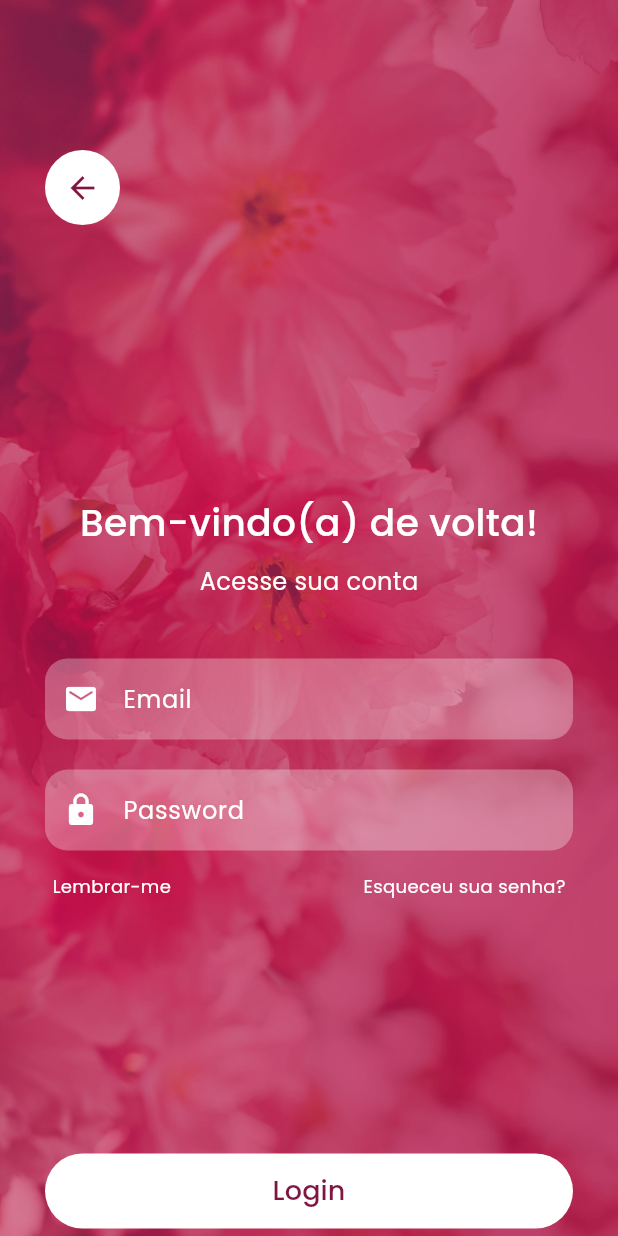
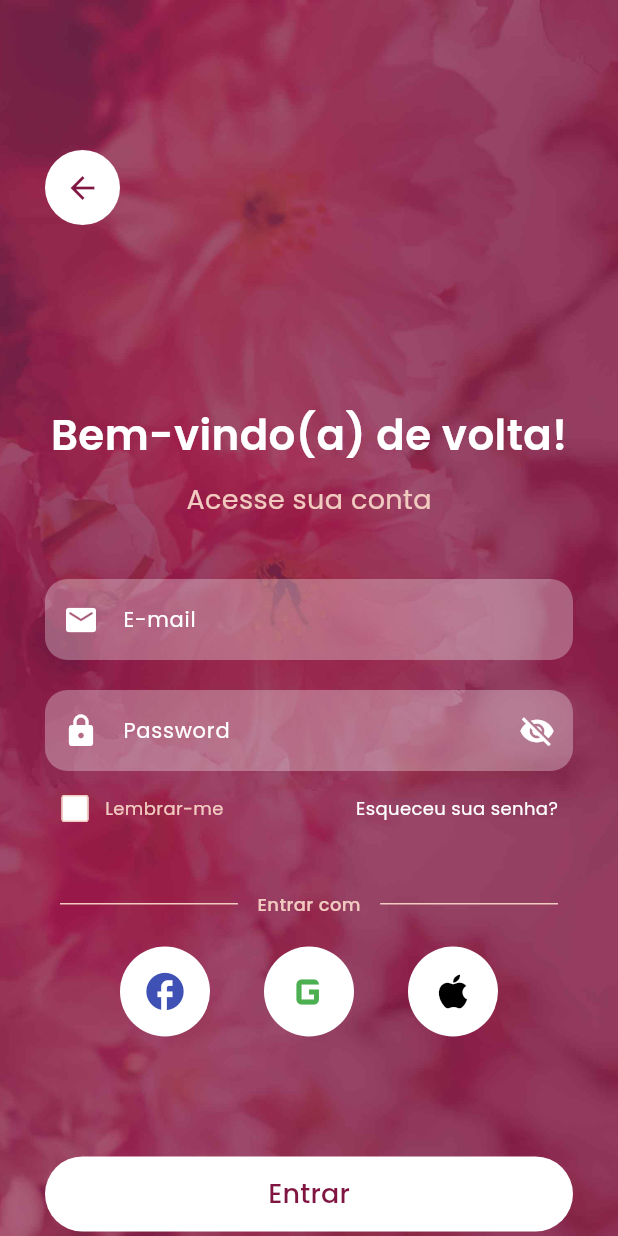
Before and after one commit to guylhermed/espaco_eleva, a Flutter app: the Login screen opened directly, on a phone screen of 412 x 824 dp. Run offline on Flutter 3.47's test engine with Material 3 defaults, Android fonts, the phone set to English and light mode, and no system bars.

Commit message:
feat: register layout

```diff
--- a/lib/helpers/utils.dart
+++ b/lib/helpers/utils.dart
@@ -1,7 +1,10 @@
 import 'package:flutter/cupertino.dart';
 
 //Cores:
+const Color branco = Color(0xFFFFFFFF);
 const Color rosaPrimario = Color(0xFF7F1540);
+const Color rosaSecundario = Color(0xFFF2CBC0);
+const Color rosaBg = Color(0xFFFCD7DF);
 
 //Variáveis Globais
 const String appName = 'Espaço Eleva';
--- a/lib/view/login.dart
+++ b/lib/view/login.dart
@@ -1,8 +1,17 @@
 import 'package:flutter/material.dart';
 import 'package:flutter_espacoeleva_app/helpers/utils.dart';
+import 'package:flutter_espacoeleva_app/view/register.dart';
 
-class Login extends StatelessWidget {
+class Login extends StatefulWidget {
   const Login({Key? key}) : super(key: key);
+
+  @override
+  _LoginState createState() => _LoginState();
+}
+
+class _LoginState extends State<Login> {
+  bool _rememberMe = false;
+  bool _obscurePassword = true;
 
   @override
   Widget build(BuildContext context) {
@@ -13,14 +22,14 @@ class Login extends StatelessWidget {
           Container(
             decoration: const BoxDecoration(
               image: DecorationImage(
-                image: AssetImage('assets/flower_background_2.jpg'),
+                image: AssetImage('assets/flower_background.jpg'),
                 fit: BoxFit.cover,
               ),
             ),
           ),
           SingleChildScrollView(
             child: Padding(
-              padding: const EdgeInsets.symmetric(vertical: 100, horizontal: 30),
+              padding: const EdgeInsets.only(top: 100, left: 30, right: 30),
               child: Column(
                 crossAxisAlignment: CrossAxisAlignment.start,
                 children: [
@@ -49,15 +58,15 @@ class Login extends StatelessWidget {
                     ),
                   ),
                   const Padding(
-                    padding: EdgeInsets.only(top: 180),
+                    padding: EdgeInsets.only(top: 120),
                     child: Align(
                       alignment: Alignment.center,
                       child: Text(
                         'Bem-vindo(a) de volta!',
                         style: TextStyle(
                           color: Colors.white,
-                          fontSize: 25,
-                          fontWeight: FontWeight.w500,
+                          fontSize: 28,
+                          fontWeight: FontWeight.w600,
                         ),
                       ),
                     ),
@@ -69,8 +78,8 @@ class Login extends StatelessWidget {
                       child: Text(
                         'Acesse sua conta',
                         style: TextStyle(
-                          color: Colors.white,
-                          fontSize: 16,
+                          color: rosaSecundario,
+                          fontSize: 18,
                         ),
                       ),
                     ),
@@ -83,8 +92,8 @@ class Login extends StatelessWidget {
                         prefixIcon: const Icon(Icons.email_rounded, color: Colors.white),
                         filled: true,
                         fillColor: Colors.white.withOpacity(0.3),
-                        hintText: 'Email',
-                        hintStyle: const TextStyle(color: Colors.white),
+                        hintText: 'E-mail',
+                        hintStyle: const TextStyle(color: Colors.white, fontSize: 14),
                         border: OutlineInputBorder(
                           borderRadius: BorderRadius.circular(15.0),
                           borderSide: BorderSide.none,
@@ -95,15 +104,21 @@ class Login extends StatelessWidget {
                     ),
                   ),
                   Padding(
-                    padding: const EdgeInsets.symmetric(vertical: 10.0),
-                    child: TextFormField(
-                      obscureText: true,
+                    padding: const EdgeInsets.only(
+                      top: 10,
+                      bottom: 5,
+                    ),
+                    child: Stack(
+                      alignment: Alignment.centerRight,
+                      children: [
+                        TextFormField(
+                          obscureText: _obscurePassword,
                           decoration: InputDecoration(
                             prefixIcon: const Icon(Icons.lock, color: Colors.white),
                             filled: true,
                             fillColor: Colors.white.withOpacity(0.3),
                             hintText: 'Password',
-                        hintStyle: const TextStyle(color: Colors.white),
+                            hintStyle: const TextStyle(color: Colors.white, fontSize: 14),
                             border: OutlineInputBorder(
                               borderRadius: BorderRadius.circular(15.0),
                               borderSide: BorderSide.none,
@@ -112,44 +127,144 @@ class Login extends StatelessWidget {
                           ),
                           style: const TextStyle(color: Colors.white),
                         ),
+                        IconButton(
+                          onPressed: () {
+                            setState(() {
+                              _obscurePassword = !_obscurePassword;
+                            });
+                          },
+                          icon: Icon(
+                            _obscurePassword ? Icons.visibility_off : Icons.visibility,
+                            color: Colors.white,
                           ),
-                  const Padding(
-                    padding: EdgeInsets.only(
-                      top: 5,
-                      right: 5,
-                      left: 5,
                         ),
-                    child: Row(
+                      ],
+                    ),
+                  ),
+                  Row(
                     mainAxisAlignment: MainAxisAlignment.spaceBetween,
                     children: [
-                        Text(
+                      Row(
+                        children: [
+                          Checkbox(
+                            value: _rememberMe,
+                            visualDensity: VisualDensity.compact,
+                            onChanged: (bool? newValue) {
+                              setState(() {
+                                _rememberMe = newValue!;
+                              });
+                            },
+                            checkColor: rosaPrimario,
+                            fillColor: MaterialStateProperty.all(Colors.white),
+                            side: BorderSide(color: _rememberMe ? Colors.white : rosaSecundario),
+                          ),
+                          const Text(
                             'Lembrar-me',
                             style: TextStyle(
-                            color: Colors.white,
+                              color: rosaSecundario,
                               fontSize: 12,
                             ),
                           ),
-                        Text(
+                        ],
+                      ),
+                      const Padding(
+                        padding: EdgeInsets.only(right: 10.0),
+                        child: Text(
                           'Esqueceu sua senha?',
                           style: TextStyle(
                             color: Colors.white,
                             fontSize: 12,
                           ),
                         ),
+                      ),
+                    ],
+                  ),
+                  const SizedBox(height: 35),
+                  const Row(
+                    mainAxisAlignment: MainAxisAlignment.center,
+                    children: [
+                      Expanded(
+                        child: Divider(
+                          color: rosaSecundario,
+                          thickness: 1,
+                          indent: 10,
+                          endIndent: 5,
+                        ),
+                      ),
+                      Padding(
+                        padding: EdgeInsets.symmetric(horizontal: 8.0),
+                        child: Text(
+                          'Entrar com',
+                          style: TextStyle(
+                            color: rosaSecundario,
+                            fontSize: 12,
+                            fontWeight: FontWeight.w500,
+                          ),
+                        ),
+                      ),
+                      Expanded(
+                        child: Divider(
+                          color: rosaSecundario,
+                          thickness: 1,
+                          indent: 5,
+                          endIndent: 10,
+                        ),
+                      ),
+                    ],
+                  ),
+                  Padding(
+                    padding: const EdgeInsets.only(top: 20, left: 50, right: 50),
+                    child: Row(
+                      mainAxisAlignment: MainAxisAlignment.spaceBetween,
+                      children: [
+                        Container(
+                          width: 60.0,
+                          height: 60.0,
+                          decoration: const BoxDecoration(
+                            shape: BoxShape.circle,
+                            color: Colors.white,
+                          ),
+                          child: IconButton(
+                            onPressed: () {},
+                            icon: const Icon(Icons.facebook, color: Colors.indigo, size: 30),
+                          ),
+                        ),
+                        Container(
+                          width: 60.0,
+                          height: 60.0,
+                          decoration: const BoxDecoration(
+                            shape: BoxShape.circle,
+                            color: Colors.white,
+                          ),
+                          child: IconButton(
+                            onPressed: () {},
+                            icon: const Icon(Icons.g_mobiledata, color: Colors.green, size: 40),
+                          ),
+                        ),
+                        Container(
+                          width: 60.0,
+                          height: 60.0,
+                          decoration: const BoxDecoration(
+                            shape: BoxShape.circle,
+                            color: Colors.white,
+                          ),
+                          child: IconButton(
+                            onPressed: () {},
+                            icon: const Icon(Icons.apple, color: Colors.black, size: 30),
+                          ),
+                        ),
                       ],
                     ),
                   ),
                   Padding(
-                    padding: const EdgeInsets.only(top: 170, bottom: 15),
+                    padding: const EdgeInsets.only(top: 80, bottom: 15),
                     child: Align(
                       alignment: Alignment.center,
                       child: SizedBox(
                         width: 355,
                         height: 50,
                         child: TextButton(
-                          onPressed: () {
-                            Navigator.of(context).push(MaterialPageRoute(builder: (context) => const Login()));
-                          },
+                          onPressed: () {},
                           style: TextButton.styleFrom(
                             foregroundColor: Colors.white,
                             backgroundColor: Colors.white,
@@ -158,7 +273,7 @@ class Login extends StatelessWidget {
                             ),
                           ),
                           child: const Text(
-                            'Login',
+                            'Entrar',
                             style: TextStyle(
                               color: rosaPrimario,
                               fontSize: 18,
@@ -168,31 +283,33 @@ class Login extends StatelessWidget {
                       ),
                     ),
                   ),
-                  const Padding(
-                    padding: EdgeInsets.only(bottom: 40),
-                    child: Row(
+                  Row(
                     mainAxisAlignment: MainAxisAlignment.center,
                     children: [
-                        Text(
+                      const Text(
                         'Não possui uma conta?',
                         style: TextStyle(
-                            color: Colors.white,
+                          color: rosaSecundario,
                           fontSize: 12,
                         ),
                       ),
-                        SizedBox(width: 5),
-                        Text(
-                          'Criar agora',
+                      const SizedBox(width: 5),
+                      GestureDetector(
+                        onTap: () {
+                          Navigator.of(context).push(MaterialPageRoute(builder: (context) => const Register()));
+                        },
+                        child: const Text(
+                          'Criar conta agora',
                           style: TextStyle(
-                            color: Colors.white,
+                            color: branco,
                             fontSize: 12,
                             fontWeight: FontWeight.bold,
                             decoration: TextDecoration.underline,
-                            decorationColor: Colors.white,
+                            decorationColor: branco,
+                          ),
                         ),
                       ),
                     ],
-                    ),
                   ),
                 ],
               ),
```
Also changed, not shown: lib/view/home.dart (+21 -14 lines), lib/view/register.dart (added, +329 -0 lines), assets/flower_background.jpg, assets/flower_background_2.jpg (deleted), assets/flower_background_3.jpg (deleted), assets/splash_image.png. Lines whose indentation alone changed are shown as unchanged.
